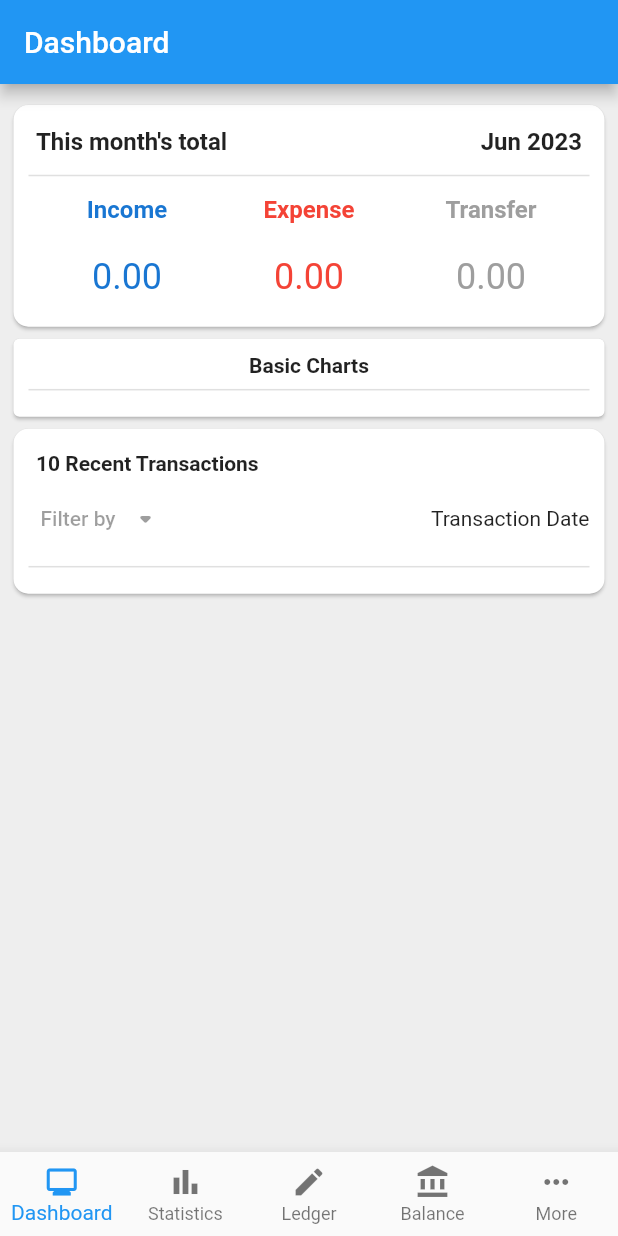
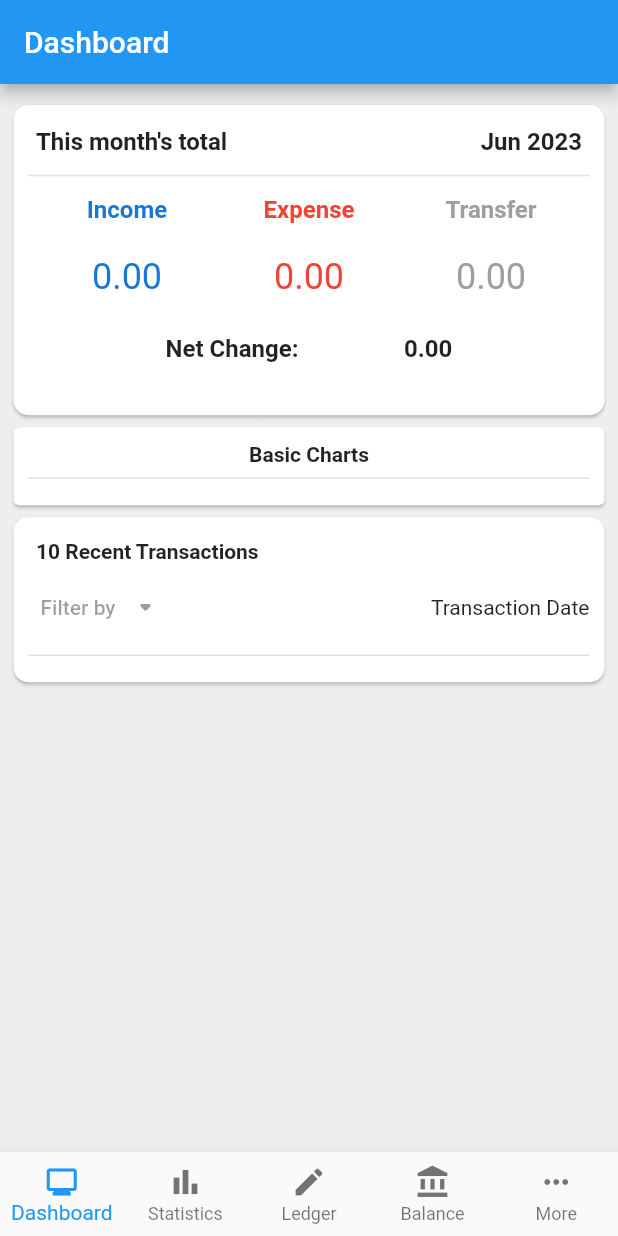
Before and after one commit to marcusleowhm/budget_buddy, a Flutter app: the screen it shows after launch, on a phone screen of 412 x 824 dp. Run offline on Flutter 3.47's test engine with Material 2 defaults, Android fonts, the phone set to English and light mode, and no system bars; our stand-ins replace bloc, flutter_bloc, font_awesome_flutter, go_router.

Commit message:
added net change value

```diff
--- a/lib/features/data/components/monthly_summary.dart
+++ b/lib/features/data/components/monthly_summary.dart
@@ -94,7 +94,9 @@ class MonthlySummary extends StatelessWidget {
                       GlobalKey<TooltipState> transferToolTipKey =
                           GlobalKey<TooltipState>();
 
-                      return GridView.count(
+                      return Column(
+                        children: [
+                          GridView.count(
                             shrinkWrap: true,
                             physics: const NeverScrollableScrollPhysics(),
                             childAspectRatio: 1 / .3,
@@ -131,7 +133,8 @@ class MonthlySummary extends StatelessWidget {
                                     sum['income']! > 1000
                                         ? compactCurrencyFormatter
                                             .format(sum['income'])
-                                    : englishDisplayCurrencyFormatter.format(
+                                        : englishDisplayCurrencyFormatter
+                                            .format(
                                             sum['income'],
                                           ),
                                     textAlign: TextAlign.center,
@@ -148,8 +151,8 @@ class MonthlySummary extends StatelessWidget {
                                       child: IconButton(
                                         iconSize: 18,
                                         color: Colors.blue[700],
-                                    icon:
-                                        const Icon(Icons.info_outline_rounded),
+                                        icon: const Icon(
+                                            Icons.info_outline_rounded),
                                         onPressed: () {
                                           incomeToolTipKey.currentState
                                               ?.ensureTooltipVisible();
@@ -165,7 +168,8 @@ class MonthlySummary extends StatelessWidget {
                                     sum['expense']! > 1000
                                         ? compactCurrencyFormatter
                                             .format(sum['expense'])
-                                    : englishDisplayCurrencyFormatter.format(
+                                        : englishDisplayCurrencyFormatter
+                                            .format(
                                             sum['expense'],
                                           ),
                                     textAlign: TextAlign.center,
@@ -182,8 +186,8 @@ class MonthlySummary extends StatelessWidget {
                                       child: IconButton(
                                         iconSize: 18,
                                         color: Colors.red,
-                                    icon:
-                                        const Icon(Icons.info_outline_rounded),
+                                        icon: const Icon(
+                                            Icons.info_outline_rounded),
                                         onPressed: () {
                                           expenseToolTipKey.currentState
                                               ?.ensureTooltipVisible();
@@ -199,7 +203,8 @@ class MonthlySummary extends StatelessWidget {
                                     sum['transfer']! > 1000
                                         ? compactCurrencyFormatter
                                             .format(sum['transfer'])
-                                    : englishDisplayCurrencyFormatter.format(
+                                        : englishDisplayCurrencyFormatter
+                                            .format(
                                             sum['transfer'],
                                           ),
                                     textAlign: TextAlign.center,
@@ -216,8 +221,8 @@ class MonthlySummary extends StatelessWidget {
                                       child: IconButton(
                                         iconSize: 18,
                                         color: Colors.grey,
-                                    icon:
-                                        const Icon(Icons.info_outline_rounded),
+                                        icon: const Icon(
+                                            Icons.info_outline_rounded),
                                         onPressed: () {
                                           transferToolTipKey.currentState
                                               ?.ensureTooltipVisible();
@@ -226,6 +231,28 @@ class MonthlySummary extends StatelessWidget {
                                     ),
                                 ],
                               ),
+                            ],
+                          ),
+                          Padding(
+                            padding: const EdgeInsets.all(20.0),
+                            child: Row(
+                              mainAxisAlignment: MainAxisAlignment.spaceEvenly,
+                              children: [
+                                const Text(
+                                  'Net Change: ',
+                                  style: TextStyle(
+                                      fontWeight: FontWeight.w600,
+                                      fontSize: 16.0),
+                                ),
+                                Text(
+                                    englishDisplayCurrencyFormatter.format(
+                                        sum['income']! - sum['expense']!),
+                                    style: const TextStyle(
+                                        fontWeight: FontWeight.w600,
+                                        fontSize: 16.0))
+                              ],
+                            ),
+                          )
                         ],
                       );
                     },
```
Lines whose indentation alone changed are shown as unchanged.
